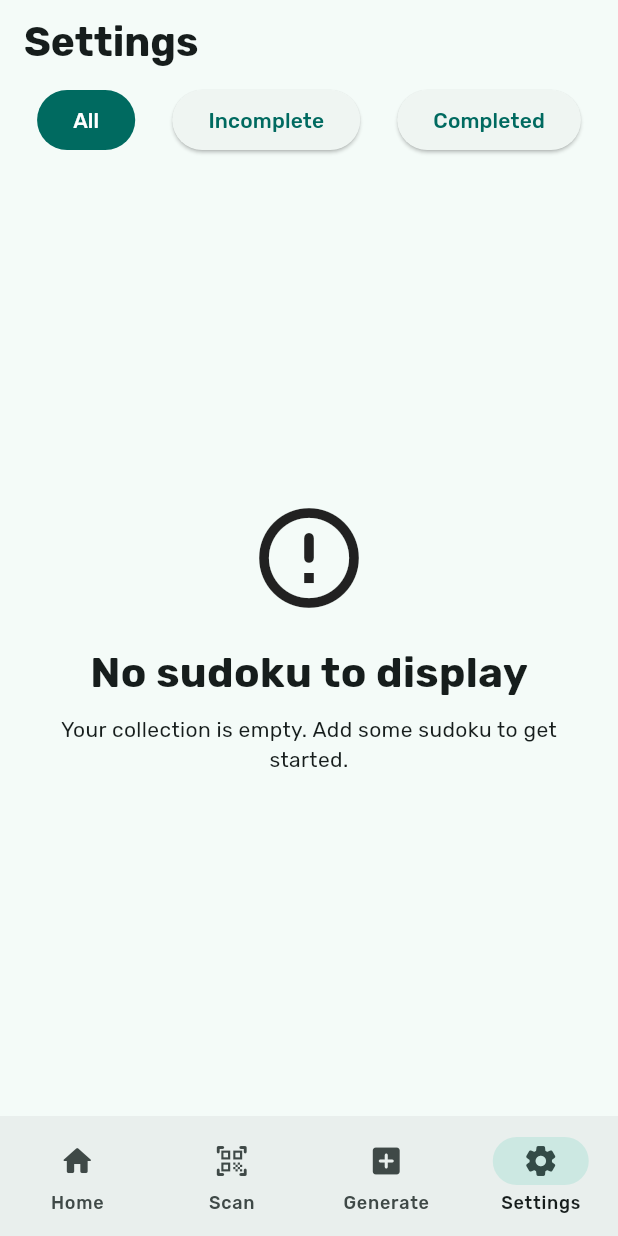
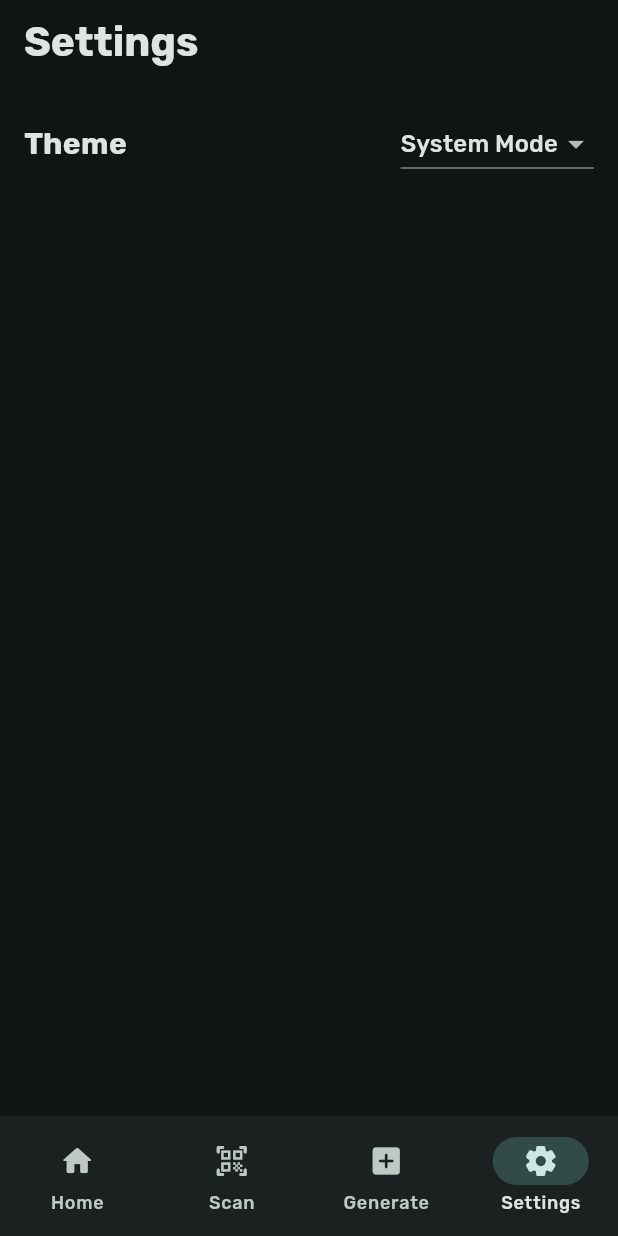
Before and after one commit to ayush8914/PuzzlePro-App, a Flutter app: the screen it shows after launch, item 4 of the bottom bar chosen, on a phone screen of 412 x 824 dp. Run offline on Flutter 3.47's test engine with Material 3 defaults, Android fonts, the phone set to English and light mode, and no system bars; our stand-ins replace hive, hive_flutter, image_cropper, image_picker; missing offline and left inert: sudoku_dart; accounts and stored records are empty.

Commit message:
done:settings-thememode-change

```diff
--- a/lib/main.dart
+++ b/lib/main.dart
@@ -4,6 +4,7 @@ import 'package:puzzlepro_app/pages/home.dart';
 import 'package:puzzlepro_app/pages/scan_sudoku.dart';
 import 'package:puzzlepro_app/pages/generate_sudoku.dart';
 import 'package:puzzlepro_app/services/database.dart';
+import 'package:puzzlepro_app/pages/settings.dart';
 
 void main() async {
   await StorageHelper.initializeHive();
@@ -26,20 +27,33 @@ class _AppState extends State<App> {
   String title = "PuzzlePro";
 
   bool useMaterial3 = true;
-  ThemeMode themeMode = ThemeMode.system;
+  ThemeMode themeMode = ThemeMode.dark;
   ColorSeed colorSelected = ColorSeed.teal;
   ColorScheme? colorScheme = const ColorScheme.highContrastDark();
 
-  bool get useLightMode {
-    switch (themeMode) {
-      case ThemeMode.system:
+
+
+
+  bool useLightMode(int theme) {
+    switch (theme) {
+      case 0:
+        setState(() {
+          themeMode = ThemeMode.system;
+        });
         return View.of(context).platformDispatcher.platformBrightness ==
             Brightness.light;
-      case ThemeMode.light:
+      case 1:
+        setState(() {
+          themeMode = ThemeMode.light;
+        });
         return true;
-      case ThemeMode.dark:
+      case 2:
+        setState(() {
+          themeMode = ThemeMode.dark;
+        });
         return false;
     }
+    return false;
   }
 
   void handleBrightnessChange(bool useLightMode) {
@@ -85,7 +99,7 @@ class _AppState extends State<App> {
     switch (screenSelected) {
       case ScreenSelected.home:
         return Home(
-          useLightMode: useLightMode,
+
           useMaterial3: useMaterial3,
           handleBrightnessChange: handleBrightnessChange,
           handleColorSelect: handleColorSelect,
@@ -97,12 +111,7 @@ class _AppState extends State<App> {
           handleScreenChange: handleScreenChange,
         );
       case ScreenSelected.setting:
-        return Home(
-          useLightMode: useLightMode,
-          useMaterial3: useMaterial3,
-          handleBrightnessChange: handleBrightnessChange,
-          handleColorSelect: handleColorSelect,
-        );
+        return SettingsPage(changeTheme: useLightMode,);
       //   return const SettingsPage();
     }
   }
--- a/lib/pages/home.dart
+++ b/lib/pages/home.dart
@@ -6,13 +6,13 @@ import 'package:puzzlepro_app/services/database.dart';
 class Home extends StatefulWidget {
   const Home({
     super.key,
-    required this.useLightMode,
+
     required this.useMaterial3,
     required this.handleBrightnessChange,
     required this.handleColorSelect,
   });
 
-  final bool useLightMode;
+
   final bool useMaterial3;
   final void Function(bool useLightMode) handleBrightnessChange;
   final void Function(int value) handleColorSelect;
--- /dev/null
+++ b/lib/pages/settings.dart
@@ -0,0 +1,63 @@
+import 'package:flutter/material.dart';
+
+class SettingsPage extends StatefulWidget {
+  const SettingsPage({Key? key, required this.changeTheme}) : super(key: key);
+  final Function(int) changeTheme;
+
+  @override
+  _SettingsPageState createState() => _SettingsPageState();
+}
+
+class _SettingsPageState extends State<SettingsPage> {
+  String _selectedTheme = 'System Mode';
+
+  @override
+  Widget build(BuildContext context) {
+    return Scaffold(
+      body: Padding(
+        padding: const EdgeInsets.all(16.0),
+        child: Column(
+          crossAxisAlignment: CrossAxisAlignment.start,
+          children: [
+            Row(
+              mainAxisAlignment: MainAxisAlignment.spaceBetween,
+              children: [
+                const Text(
+                  'Theme',
+                  style: TextStyle(fontSize: 20, fontWeight: FontWeight.bold),
+                ),
+                const SizedBox(width: 10),
+                DropdownButton<String>(
+                  value: _selectedTheme,
+                  onChanged: (String? newValue) {
+                    if (newValue != null) {
+                      setState(() {
+                        _selectedTheme = newValue;
+                        if (newValue == 'System Mode') {
+                          widget.changeTheme(0);
+                        } else if (newValue == 'Light Mode') {
+                          widget.changeTheme(1);
+                        } else if (newValue == 'Dark Mode') {
+                          widget.changeTheme(2);
+                        }
+                      });
+                    }
+                  },
+                  items: <String>['System Mode', 'Light Mode', 'Dark Mode']
+                      .map<DropdownMenuItem<String>>((String value) {
+                    return DropdownMenuItem<String>(
+                      value: value,
+                      child: Text(value),
+                    );
+                  }).toList(),
+                ),
+              ],
+            ),
+            const SizedBox(height: 20),
+            // Add more settings as needed
+          ],
+        ),
+      ),
+    );
+  }
+}
```
